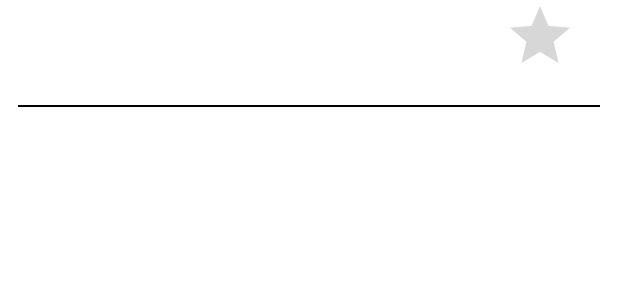
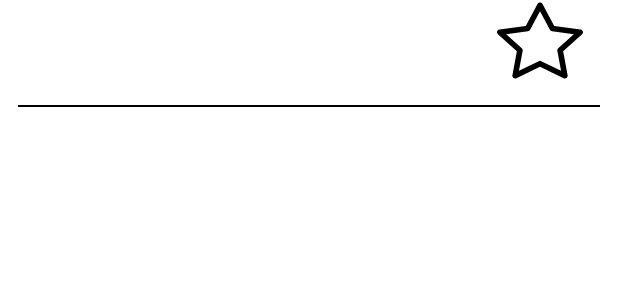
Before and after one commit to VighNorbert/mtaa-app, an Android app: the layout item_view_doctors.xml on its own in the app's theme, with its tools: preview values and no code run, on a phone screen of 412 x 824 dp. Shown: the top 300 px of the screen. Run offline under Robolectric (Android 15) with nearby library versions, the phone set to English and light mode, and no system bars.

Commit message:
doctors favourites done

```diff
--- a/app/src/main/java/sk/evysetrenie/api/AuthState.kt
+++ b/app/src/main/java/sk/evysetrenie/api/AuthState.kt
@@ -50,8 +50,6 @@ object AuthState {
         if (accessToken != null) {
             return accessToken as String
         }
-        else {
-            return ""
-        }
+        return ""
     }
 }
--- a/app/src/main/java/sk/evysetrenie/api/model/contracts/responses/DoctorsResponse.kt
+++ b/app/src/main/java/sk/evysetrenie/api/model/contracts/responses/DoctorsResponse.kt
@@ -18,5 +18,5 @@ data class DoctorsResponse(
     val address: String,
     val city: String,
     val description: String,
-    val is_favourite: Boolean
+    var is_favourite: Boolean
 )
--- /dev/null
+++ b/app/src/main/res/drawable/star_filled.xml
@@ -0,0 +1,5 @@
+<vector android:height="57dp" android:tint="#000000"
+    android:viewportHeight="16" android:viewportWidth="16"
+    android:width="57dp" xmlns:android="http://schemas.android.com/apk/res/android">
+    <path android:fillColor="@android:color/white" android:pathData="M3.612 15.443c-.386.198-.824-.149-.746-.592l.83-4.73L.173 6.765c-.329-.314-.158-.888.283-.95l4.898-.696L7.538.792c.197-.39.73-.39.927 0l2.184 4.327 4.898.696c.441.062.612.636.282.95l-3.522 3.356.83 4.73c.078.443-.36.79-.746.592L8 13.187l-4.389 2.256z"/>
+</vector>
--- /dev/null
+++ b/app/src/main/res/drawable/star_unfilled.xml
@@ -0,0 +1,5 @@
+<vector android:height="57dp" android:tint="#000000"
+    android:viewportHeight="16" android:viewportWidth="16"
+    android:width="57dp" xmlns:android="http://schemas.android.com/apk/res/android">
+    <path android:fillColor="@android:color/white" android:pathData="M2.866 14.85c-.078.444.36.791.746.593l4.39-2.256 4.389 2.256c.386.198.824-.149.746-.592l-.83-4.73 3.522-3.356c.33-.314.16-.888-.282-.95l-4.898-.696L8.465.792a.513.513 0 0 0-.927 0L5.354 5.12l-4.898.696c-.441.062-.612.636-.283.95l3.523 3.356-.83 4.73zm4.905-2.767-3.686 1.894.694-3.957a.565.565 0 0 0-.163-.505L1.71 6.745l4.052-.576a.525.525 0 0 0 .393-.288L8 2.223l1.847 3.658a.525.525 0 0 0 .393.288l4.052.575-2.906 2.77a.565.565 0 0 0-.163.506l.694 3.957-3.686-1.894a.503.503 0 0 0-.461 0z"/>
+</vector>
--- a/app/src/main/res/layout/item_view_doctors.xml
+++ b/app/src/main/res/layout/item_view_doctors.xml
@@ -53,14 +53,24 @@
             android:orientation="vertical"
             tools:ignore="Suspicious0dp">
 
-            <RatingBar
+<!--            <RatingBar-->
+<!--                android:layout_width="wrap_content"-->
+<!--                android:layout_height="wrap_content"-->
+<!--                android:layout_marginHorizontal="4dp"-->
+<!--                android:id="@+id/doctorStar"-->
+<!--                android:contentDescription="@string/doctors.notfavourite"-->
+<!--                android:numStars="1"-->
+<!--                android:stepSize="1" />-->
+            <ImageView
+                android:id="@+id/doctorStar"
                 android:layout_width="wrap_content"
                 android:layout_height="wrap_content"
                 android:layout_marginHorizontal="4dp"
-                android:id="@+id/doctorStar"
                 android:contentDescription="@string/doctors.notfavourite"
-                android:numStars="1"
-                android:stepSize="1" />
+                android:clickable="true"
+                android:background="@drawable/star_unfilled"
+                android:focusable="true" />
+
         </LinearLayout>
 
     </LinearLayout>
```
Also changed, not shown: app/src/main/java/sk/evysetrenie/DoctorsAdapter.kt (+16 -4 lines), app/src/main/java/sk/evysetrenie/api/DoctorsService.kt (+53 -12 lines).
